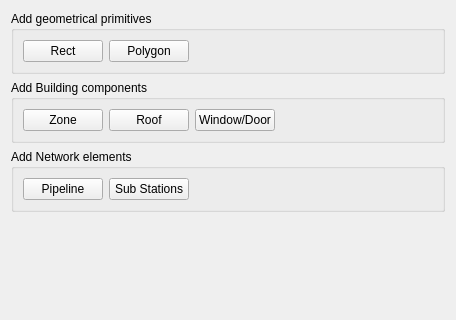
The window that SIM-VICUS/src/SVPropAddGeometry.ui (Brockaaa/SIM-VICUS) describes before a commit, drawn with Qt 5; both pictures show x 0 to 456 and y 0 to 320 of the 456 by 597 pixel window.
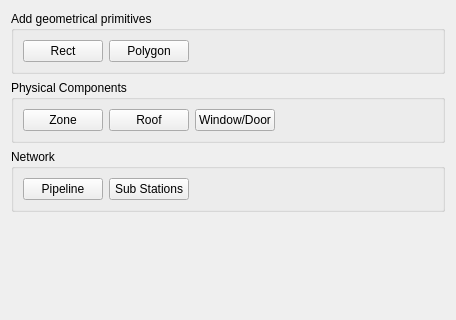
The same window after the commit. Icons and pictures are not drawn.

Patch:
```diff
--- a/SIM-VICUS/src/SVPropAddGeometry.ui
+++ b/SIM-VICUS/src/SVPropAddGeometry.ui
@@ -61,7 +61,7 @@
    <item>
     <widget class="QGroupBox" name="groupBox_4">
      <property name="title">
-      <string>Add Building components</string>
+      <string>Physical Components</string>
      </property>
      <layout class="QGridLayout" name="gridLayout_2">
       <item row="0" column="2">
@@ -116,7 +116,7 @@
    <item>
     <widget class="QGroupBox" name="groupBox">
      <property name="title">
-      <string>Add Network elements</string>
+      <string>Network</string>
      </property>
      <layout class="QHBoxLayout" name="horizontalLayout">
       <item>
```
Left out of the diff: 60 changed lines with no effect on the pictures.
